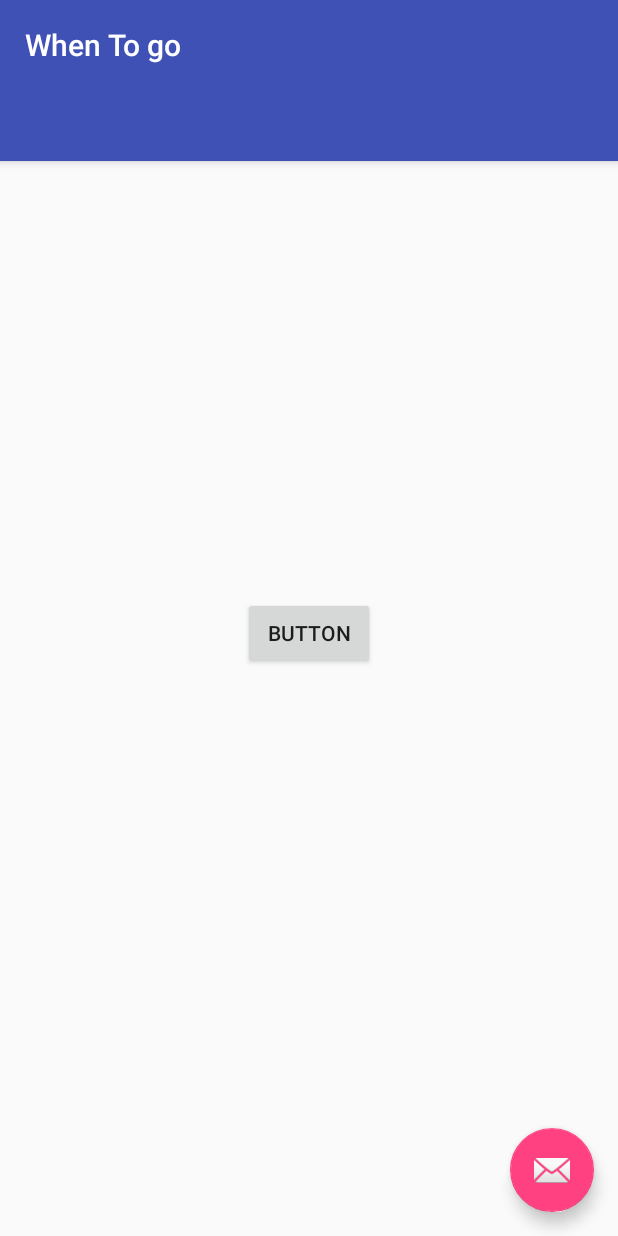
After one commit to CrackerWeAre/whentogokt, an Android app: the layout activity_search.xml on its own in the app's theme, with its tools: preview values and no code run, on a phone screen of 412 x 824 dp. The commit adds this screen. Run offline under Robolectric (Android 15) with nearby library versions, the phone set to English and light mode, and no system bars.

Commit message:
1. EmailPasswordActivity update 2. SearchActivity create (added gps, location permission)

```diff
--- /dev/null
+++ b/app/src/main/res/layout/activity_search.xml
@@ -0,0 +1,74 @@
+<?xml version="1.0" encoding="utf-8"?>
+<androidx.coordinatorlayout.widget.CoordinatorLayout xmlns:android="http://schemas.android.com/apk/res/android"
+    xmlns:app="http://schemas.android.com/apk/res-auto"
+    xmlns:tools="http://schemas.android.com/tools"
+    android:layout_width="match_parent"
+    android:layout_height="match_parent"
+    tools:context=".SearchActivity">
+
+    <com.google.android.material.appbar.AppBarLayout
+        android:layout_width="match_parent"
+        android:layout_height="wrap_content"
+        android:theme="@style/AppTheme.AppBarOverlay">
+
+        <TextView
+            android:id="@+id/title"
+            android:layout_width="wrap_content"
+            android:layout_height="wrap_content"
+            android:gravity="center"
+            android:minHeight="?actionBarSize"
+            android:padding="@dimen/appbar_padding"
+            android:text="When To go"
+            android:textAppearance="@style/TextAppearance.Widget.AppCompat.Toolbar.Title" />
+
+        <com.google.android.material.tabs.TabLayout
+            android:id="@+id/tabs"
+            android:layout_width="match_parent"
+            android:layout_height="wrap_content"
+            android:background="?attr/colorPrimary" />
+    </com.google.android.material.appbar.AppBarLayout>
+
+    <androidx.viewpager.widget.ViewPager
+        android:id="@+id/view_pager"
+        android:layout_width="match_parent"
+        android:layout_height="match_parent"
+        app:layout_behavior="@string/appbar_scrolling_view_behavior" />
+
+    <androidx.constraintlayout.widget.ConstraintLayout
+        xmlns:android="http://schemas.android.com/apk/res/android"
+        xmlns:app="http://schemas.android.com/apk/res-auto"
+        xmlns:tools="http://schemas.android.com/tools"
+        android:layout_width="match_parent"
+        android:layout_height="match_parent"
+        tools:context=".MainActivity">
+
+        <TextView
+            android:id="@+id/textview"
+            android:layout_width="wrap_content"
+            android:layout_height="wrap_content"
+            app:layout_constraintVertical_chainStyle="packed"
+            app:layout_constraintBottom_toTopOf="@+id/button"
+            app:layout_constraintLeft_toLeftOf="parent"
+            app:layout_constraintRight_toRightOf="parent"
+            app:layout_constraintTop_toTopOf="parent" />
+
+        <Button
+            android:id="@+id/button"
+            android:layout_width="wrap_content"
+            android:layout_height="wrap_content"
+            android:text="Button"
+            app:layout_constraintBottom_toBottomOf="parent"
+            app:layout_constraintLeft_toLeftOf="parent"
+            app:layout_constraintRight_toRightOf="parent"
+            app:layout_constraintTop_toBottomOf="@+id/textview" />
+
+    </androidx.constraintlayout.widget.ConstraintLayout>
+
+    <com.google.android.material.floatingactionbutton.FloatingActionButton
+        android:id="@+id/fab"
+        android:layout_width="wrap_content"
+        android:layout_height="wrap_content"
+        android:layout_gravity="bottom|end"
+        android:layout_margin="@dimen/fab_margin"
+        app:srcCompat="@android:drawable/ic_dialog_email" />
+</androidx.coordinatorlayout.widget.CoordinatorLayout>
--- /dev/null
+++ b/app/src/main/res/values-w820dp/dimens.xml
@@ -0,0 +1,6 @@
+<resources>
+    <!-- Example customization of dimensions originally defined in res/values/dimens.xml
+         (such as screen margins) for screens with more than 820dp of available width. This
+         would include 7" and 10" devices in landscape (~960dp and ~1280dp respectively). -->
+    <dimen name="activity_horizontal_margin">64dp</dimen>
+</resources>
--- a/app/src/main/res/values/dimens.xml
+++ b/app/src/main/res/values/dimens.xml
@@ -9,4 +9,7 @@
     <dimen name="field_width_standard">160dp</dimen>
 
     <dimen name="button_horizontal_margin">8dp</dimen>
+    <dimen name="appbar_padding">16dp</dimen>
+    <dimen name="fab_margin">16dp</dimen>
+    <dimen name="appbar_padding_top">8dp</dimen>
 </resources>
--- a/app/src/main/res/values/strings.xml
+++ b/app/src/main/res/values/strings.xml
@@ -105,4 +105,7 @@
     <string name="custom_auth_signin_status_failed">Error: sign in failed</string>
 
     <string name="error_sign_in_failed">Sign in failed, see logs for details.</string>
+    <string name="title_activity_search">SearchActivity</string>
+    <string name="tab_text_1">Tab 1</string>
+    <string name="tab_text_2">Tab 2</string>
 </resources>
--- a/app/src/main/res/values/styles.xml
+++ b/app/src/main/res/values/styles.xml
@@ -29,7 +29,7 @@
     </style>
 
     <!-- Light EditTexts -->
-    <style name="ThemeOverlay.MyLightEditText" parent="ThemeOverlay.AppCompat.Dark"/>
+    <style name="ThemeOverlay.MyLightEditText" parent="ThemeOverlay.AppCompat.Dark" />
 
     <style name="ThemeOverlay.MyTextDetail" parent="AppTheme">
         <item name="android:layout_width">wrap_content</item>
@@ -52,4 +52,13 @@
         <item name="android:textSize">36sp</item>
     </style>
 
+    <style name="AppTheme.NoActionBar">
+        <item name="windowActionBar">false</item>
+        <item name="windowNoTitle">true</item>
+    </style>
+
+    <style name="AppTheme.AppBarOverlay" parent="ThemeOverlay.AppCompat.Dark.ActionBar" />
+
+    <style name="AppTheme.PopupOverlay" parent="ThemeOverlay.AppCompat.Light" />
+
 </resources>
```
Also changed, not shown: app/src/main/AndroidManifest.xml (+10 -1 lines), app/src/main/java/com/example/whentogokt/EmailPasswordActivity.kt (+17 -1 lines), app/src/main/java/com/example/whentogokt/GpsTracker.kt (added, +134 -0 lines), app/src/main/java/com/example/whentogokt/SearchActivity.kt (added, +238 -0 lines), app/src/main/java/com/example/whentogokt/ui/main/PageViewModel.kt (added, +19 -0 lines), app/src/main/java/com/example/whentogokt/ui/main/PlaceholderFragment.kt (added, +59 -0 lines), app/src/main/java/com/example/whentogokt/ui/main/SectionsPagerAdapter.kt (added, +35 -0 lines), app/src/main/res/layout/activity_emailpassword.xml (+13 -21 lines), app/src/main/res/layout/fragment_search.xml (added, +23 -0 lines), app/build.gradle (line endings or trailing spaces), app/src/main/res/drawable/logo.png.
